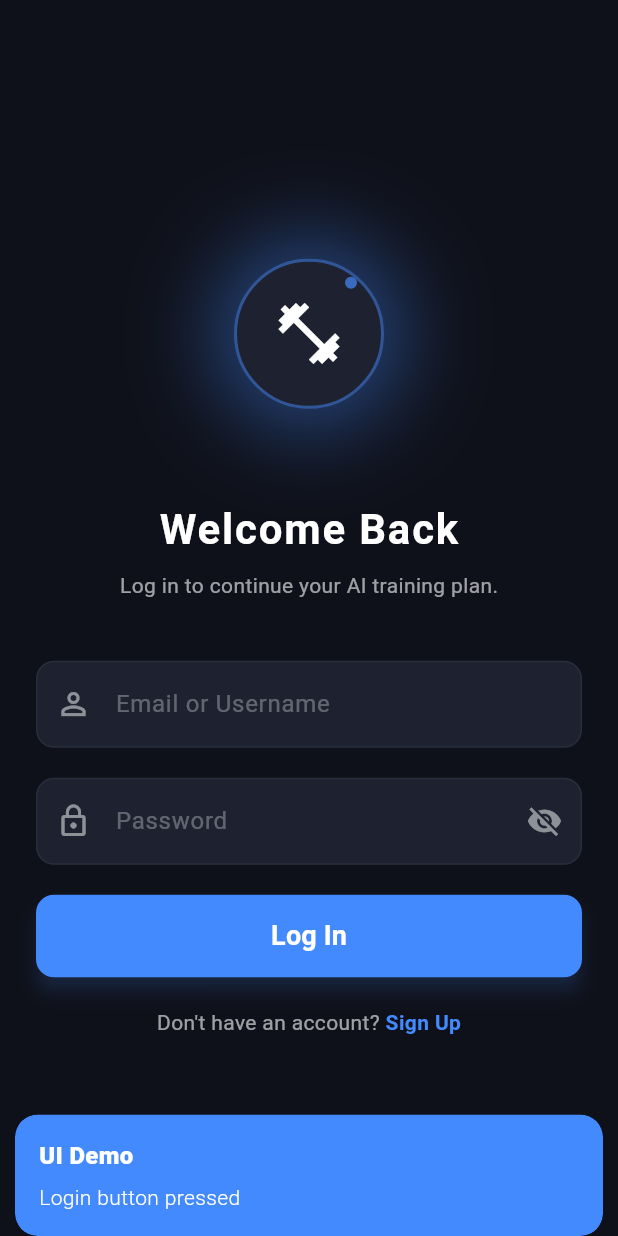
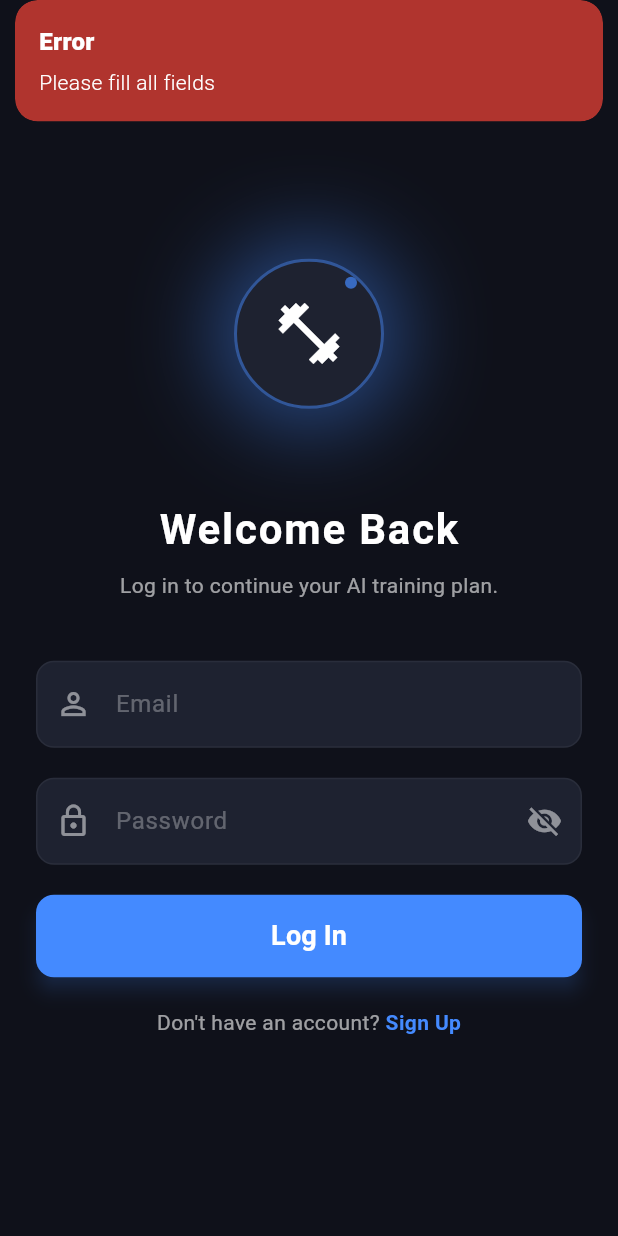
Before and after one commit to Marwan-Mohamed14/AI_Fittness_Trainer, a Flutter app: the screen it shows after launch, after a tap on "Log In", on a phone screen of 412 x 824 dp. Run offline on Flutter 3.47's test engine with Material 3 defaults, Android fonts, the phone set to English and light mode, and no system bars; our stand-ins replace get, supabase_flutter; accounts and stored records are empty.

Commit message:
login logic

```diff
--- a/lib/controllers/Authcontroller.dart
+++ b/lib/controllers/Authcontroller.dart
@@ -14,15 +14,43 @@ class Authcontroller extends GetxController {
   final supabase = Supabase.instance.client;
 
   // ---------------------------
-  // SIGNUP FUNCTION
+  // SIGN UP
   // ---------------------------
   Future<void> signUp() async {
     final username = usernameController.text.trim();
     final email = emailController.text.trim();
     final password = passwordController.text.trim();
 
+    // Validation
     if (username.isEmpty || email.isEmpty || password.isEmpty) {
-    Get.snackbar("Error", "Please fill all fields");
+      Get.snackbar(
+        "Error",
+        "Please fill all fields",
+        backgroundColor: Colors.red.withOpacity(0.7),
+        colorText: Colors.white,
+      );
+      return;
+    }
+
+    // Email format validation
+    if (!GetUtils.isEmail(email)) {
+      Get.snackbar(
+        "Error",
+        "Please enter a valid email address",
+        backgroundColor: Colors.red.withOpacity(0.7),
+        colorText: Colors.white,
+      );
+      return;
+    }
+
+    // Password length validation
+    if (password.length < 6) {
+      Get.snackbar(
+        "Error",
+        "Password must be at least 6 characters",
+        backgroundColor: Colors.red.withOpacity(0.7),
+        colorText: Colors.white,
+      );
       return;
     }
 
@@ -35,74 +63,163 @@ Future<void> signUp() async {
         data: {"username": username},
       );
 
-    // Check if user is null (signup failed)
-    if (response.user == null) {
-      Get.snackbar("Signup Error", "Email already exists or signup failed!");
+      isLoading.value = false;
+
+      // Check if signup was successful
+      if (response.user != null && response.session != null) {
+        Get.snackbar(
+          "Success",
+          "Account created successfully!",
+          backgroundColor: Colors.green.withOpacity(0.7),
+          colorText: Colors.white,
+        );
+
+        // Clear the form
+        usernameController.clear();
+        emailController.clear();
+        passwordController.clear();
+
+        // Navigate to next page (uncomment when ready)
+        // Get.offAllNamed('/home');
+        // or Get.offAllNamed('/profile-setup');
+      } else {
+        // Signup failed
+        Get.snackbar(
+          "Error",
+          "Signup failed. Please try again.",
+          backgroundColor: Colors.red.withOpacity(0.7),
+          colorText: Colors.white,
+        );
+      }
+    } on AuthException catch (e) {
+      isLoading.value = false;
+
+      // Handle Supabase auth errors
+      String errorMessage = "Signup failed";
+
+      if (e.message.toLowerCase().contains("already registered") ||
+          e.message.toLowerCase().contains("user already registered")) {
+        errorMessage = "This email is already registered!";
+      } else if (e.message.toLowerCase().contains("invalid email")) {
+        errorMessage = "Invalid email format";
+      } else if (e.message.toLowerCase().contains("password")) {
+        errorMessage = "Password requirements not met";
+      } else {
+        errorMessage = e.message;
+      }
+
+      Get.snackbar(
+        "Error",
+        errorMessage,
+        backgroundColor: Colors.red.withOpacity(0.7),
+        colorText: Colors.white,
+        duration: Duration(seconds: 3),
+      );
+    } catch (e) {
+      isLoading.value = false;
+
+      Get.snackbar(
+        "Error",
+        "An unexpected error occurred",
+        backgroundColor: Colors.red.withOpacity(0.7),
+        colorText: Colors.white,
+      );
+    }
+  }
+
+  Future<void> signIn() async {
+    final email = emailController.text.trim();
+    final password = passwordController.text.trim();
+
+    // Validation
+    if (email.isEmpty || password.isEmpty) {
+      Get.snackbar(
+        "Error",
+        "Please fill all fields",
+        backgroundColor: Colors.red.withOpacity(0.7),
+        colorText: Colors.white,
+      );
       return;
     }
 
-    // Check if we have a session - if yes, signup was successful (email confirmation disabled)
-    if (response.session != null) {
-      Get.snackbar("Success", "Account created successfully!");
+    // Email format validation
+    if (!GetUtils.isEmail(email)) {
+      Get.snackbar(
+        "Error",
+        "Please enter a valid email address",
+        backgroundColor: Colors.red.withOpacity(0.7),
+        colorText: Colors.white,
+      );
       return;
     }
 
-    // If session is null, check if this is an existing user
-    final user = response.user!;
+    isLoading.value = true;
 
-    // Check 1: If email is already confirmed, it's definitely an existing user
-    final emailConfirmedAt = user.emailConfirmedAt;
-    if (emailConfirmedAt != null && emailConfirmedAt.isNotEmpty) {
-      Get.snackbar("Signup Error", "Email already exists!");
-      return;
+    try {
+      final response = await supabase.auth.signInWithPassword(
+        email: email,
+        password: password,
+      );
+
+      isLoading.value = false;
+
+      if (response.user != null && response.session != null) {
+        Get.snackbar(
+          "Success",
+          "Logged in successfully!",
+          backgroundColor: Colors.green.withOpacity(0.7),
+          colorText: Colors.white,
+        );
+
+        // Clear the form
+        emailController.clear();
+        passwordController.clear();
+
+        // Navigate to home or profile setup
+        // Get.offAllNamed('/home');
+      } else {
+        Get.snackbar(
+          "Error",
+          "Login failed. Please try again.",
+          backgroundColor: Colors.red.withOpacity(0.7),
+          colorText: Colors.white,
+        );
+      }
+    } on AuthException catch (e) {
+      isLoading.value = false;
+
+      // Handle specific auth errors
+      String errorMessage = "Login failed";
+
+      if (e.message.toLowerCase().contains("invalid login credentials") ||
+          e.message.toLowerCase().contains("invalid credentials")) {
+        errorMessage = "Invalid email or password!";
+      } else if (e.message.toLowerCase().contains("email not confirmed")) {
+        errorMessage = "Please confirm your email first";
+      } else if (e.message.toLowerCase().contains("invalid email")) {
+        errorMessage = "Invalid email format";
+      } else {
+        errorMessage = e.message;
       }
 
-    // Check 2: If lastSignInAt exists, it means the user has logged in before (existing user)
-    final lastSignInAt = user.lastSignInAt;
-    if (lastSignInAt != null && lastSignInAt.isNotEmpty) {
-      Get.snackbar("Signup Error", "Email already exists!");
-      return;
-    }
+      Get.snackbar(
+        "Error",
+        errorMessage,
+        backgroundColor: Colors.red.withOpacity(0.7),
+        colorText: Colors.white,
+        duration: Duration(seconds: 3),
+      );
+    } catch (e) {
+      isLoading.value = false;
 
-    // If email is not confirmed and no previous sign-in, it's a new signup
-    // waiting for email confirmation
-    Get.snackbar("Success", "Account created! Please check your email to confirm your account.");
-  } on AuthException catch (e) {
-    // Supabase throws AuthException for authentication errors
-    String errorMessage = "Signup failed";
-    final errorMsg = e.message.toLowerCase();
-    final statusCode = e.statusCode;
-
-    // Check for existing email errors
-    if (errorMsg.contains("already registered") ||
-        errorMsg.contains("user already exists") ||
-        errorMsg.contains("email already") ||
-        errorMsg.contains("already been registered") ||
-        statusCode == 400 ||
-        statusCode == 422) {
-      errorMessage = "Email already exists!";
-    } else {
-      errorMessage = e.message.isNotEmpty ? e.message : "Signup failed. Please try again.";
-    }
-    Get.snackbar("Signup Error", errorMessage);
-  } catch (e) {
-    // Catch any other exceptions
-    String errorMessage = e.toString().toLowerCase();
-    if (errorMessage.contains("already registered") ||
-        errorMessage.contains("user already exists") ||
-        errorMessage.contains("email already") ||
-        errorMessage.contains("already been registered")) {
-      errorMessage = "Email already exists!";
-    } else {
-      errorMessage = "Signup failed: ${e.toString()}";
-    }
-    Get.snackbar("Signup Error", errorMessage);
-  } finally {
-    isLoading.value = false;
+      Get.snackbar(
+        "Error",
+        "An unexpected error occurred",
+        backgroundColor: Colors.red.withOpacity(0.7),
+        colorText: Colors.white,
+      );
     }
   }
-
-
 
   @override
   void onClose() {
--- a/lib/screens/loginpage.dart
+++ b/lib/screens/loginpage.dart
@@ -1,3 +1,4 @@
+import 'package:ai_personal_trainer/controllers/Authcontroller.dart';
 import 'package:ai_personal_trainer/screens/signup.dart';
 import 'package:flutter/material.dart';
 import 'package:get/get.dart';
@@ -10,15 +11,13 @@ class LoginPage extends StatefulWidget {
 }
 
 class _LoginPageState extends State<LoginPage> with SingleTickerProviderStateMixin {
-  // --- 1. LOCAL STATE (No external Controller) ---
-  final TextEditingController _emailController = TextEditingController();
-  final TextEditingController _passwordController = TextEditingController();
-
   bool _isPasswordHidden = true;
 
   late AnimationController _animController;
   late Animation<double> _scaleAnimation;
   late Animation<double> _fadeAnimation;
+
+  final Authcontroller authController = Get.put(Authcontroller());
 
   @override
   void initState() {
@@ -42,12 +41,9 @@ class _LoginPageState extends State<LoginPage> with SingleTickerProviderStateMix
   @override
   void dispose() {
     _animController.dispose();
-    _emailController.dispose();
-    _passwordController.dispose();
     super.dispose();
   }
 
-  // --- 3. UI BUILD ---
   @override
   Widget build(BuildContext context) {
     return Scaffold(
@@ -61,7 +57,7 @@ class _LoginPageState extends State<LoginPage> with SingleTickerProviderStateMix
               const SizedBox(height: 40),
 
               // ========================================================
-              // INLINE DYNAMIC LOGO (No separate class)
+              // INLINE DYNAMIC LOGO
               // ========================================================
               AnimatedBuilder(
                 animation: _animController,
@@ -144,18 +140,18 @@ class _LoginPageState extends State<LoginPage> with SingleTickerProviderStateMix
 
               const SizedBox(height: 40),
 
-              // Email Input
+              // Email Input - USING authController.emailController
               _buildTextField(
-                controller: _emailController,
-                hintText: "Email or Username",
+                controller: authController.emailController,
+                hintText: "Email",
                 icon: Icons.person_outline,
               ),
 
               const SizedBox(height: 20),
 
-              // Password Input
+              // Password Input - USING authController.passwordController
               _buildTextField(
-                controller: _passwordController,
+                controller: authController.passwordController,
                 hintText: "Password",
                 icon: Icons.lock_outline,
                 isPassword: true,
@@ -164,19 +160,14 @@ class _LoginPageState extends State<LoginPage> with SingleTickerProviderStateMix
               const SizedBox(height: 20),
 
               // Login Button
-              SizedBox(
+              Obx(() => SizedBox(
                 width: double.infinity,
                 height: 55,
                 child: ElevatedButton(
-                  onPressed: () {
-                    // Simple UI feedback without controller logic
-                    Get.snackbar(
-                      "UI Demo",
-                      "Login button pressed",
-                      snackPosition: SnackPosition.BOTTOM,
-                      backgroundColor: Colors.blueAccent,
-                      colorText: Colors.white,
-                    );
+                  onPressed: authController.isLoading.value
+                      ? null
+                      : () async {
+                          await authController.signIn();
                         },
                   style: ElevatedButton.styleFrom(
                     backgroundColor: Colors.blueAccent,
@@ -186,7 +177,16 @@ class _LoginPageState extends State<LoginPage> with SingleTickerProviderStateMix
                     elevation: 5,
                     shadowColor: Colors.blueAccent.withOpacity(0.4),
                   ),
-                  child: const Text(
+                  child: authController.isLoading.value
+                      ? const SizedBox(
+                          height: 20,
+                          width: 20,
+                          child: CircularProgressIndicator(
+                            color: Colors.white,
+                            strokeWidth: 2,
+                          ),
+                        )
+                      : const Text(
                           "Log In",
                           style: TextStyle(
                             fontSize: 18,
@@ -195,7 +195,7 @@ class _LoginPageState extends State<LoginPage> with SingleTickerProviderStateMix
                           ),
                         ),
                 ),
-              ),
+              )),
 
               const SizedBox(height: 20),
 
@@ -222,7 +222,6 @@ class _LoginPageState extends State<LoginPage> with SingleTickerProviderStateMix
                 ],
               ),
               const SizedBox(height: 10),
-
             ],
           ),
         ),
```
Also changed, not shown: lib/services/Authservice.dart (+17 -0 lines). Lines whose indentation alone changed are shown as unchanged.
